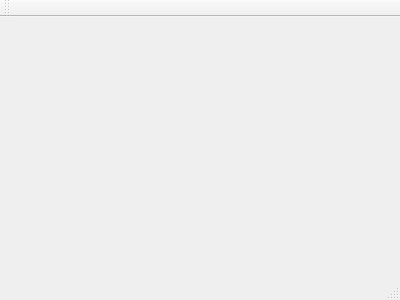
Before: the Qt Designer form QMeteo/mainwindow.ui in grisu48/meteo, drawn with Qt 5.
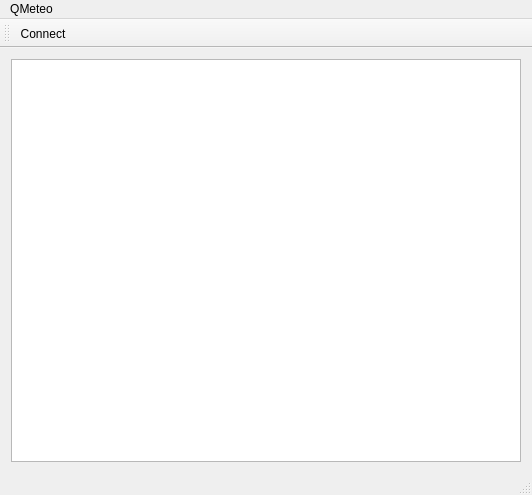
After: the same form once the commit is applied.

Patch:
```diff
--- a/QMeteo/mainwindow.ui
+++ b/QMeteo/mainwindow.ui
@@ -1,24 +1,78 @@
 <ui version="4.0">
  <class>MainWindow</class>
- <widget class="QMainWindow" name="MainWindow" >
-  <property name="geometry" >
+ <widget class="QMainWindow" name="MainWindow">
+  <property name="geometry">
    <rect>
     <x>0</x>
     <y>0</y>
-    <width>400</width>
-    <height>300</height>
+    <width>532</width>
+    <height>495</height>
    </rect>
   </property>
   <property name="windowTitle" >
    <string>MainWindow</string>
   </property>
-  <widget class="QMenuBar" name="menuBar" />
-  <widget class="QToolBar" name="mainToolBar" />
-  <widget class="QWidget" name="centralWidget" />
-  <widget class="QStatusBar" name="statusBar" />
+  <widget class="QWidget" name="centralWidget">
+   <layout class="QVBoxLayout" name="verticalLayout">
+    <item>
+     <widget class="QPlainTextEdit" name="txtLog">
+      <property name="readOnly">
+       <bool>true</bool>
+      </property>
+     </widget>
+    </item>
+   </layout>
+  </widget>
+  <widget class="QMenuBar" name="menuBar">
+   <property name="geometry">
+    <rect>
+     <x>0</x>
+     <y>0</y>
+     <width>532</width>
+     <height>23</height>
+    </rect>
+   </property>
+   <widget class="QMenu" name="menuQMeteo">
+    <property name="title">
+     <string>QMeteo</string>
+    </property>
+    <addaction name="actionConnect"/>
+    <addaction name="actionDisconnect"/>
+    <addaction name="separator"/>
+    <addaction name="actionQuit"/>
+   </widget>
+   <addaction name="menuQMeteo"/>
+  </widget>
+  <widget class="QToolBar" name="mainToolBar">
+   <attribute name="toolBarArea">
+    <enum>TopToolBarArea</enum>
+   </attribute>
+   <attribute name="toolBarBreak">
+    <bool>false</bool>
+   </attribute>
+   <addaction name="actionConnect"/>
+  </widget>
+  <widget class="QStatusBar" name="statusBar"/>
+  <action name="actionConnect">
+   <property name="text">
+    <string>Connect ...</string>
+   </property>
+  </action>
+  <action name="actionDisconnect">
+   <property name="text">
+    <string>Disconnect</string>
+   </property>
+  </action>
+  <action name="actionQuit">
+   <property name="text">
+    <string>Quit</string>
+   </property>
+   <property name="shortcut">
+    <string>Ctrl+Q</string>
+   </property>
+  </action>
  </widget>
- <layoutDefault spacing="6" margin="11" />
- <pixmapfunction></pixmapfunction>
+ <layoutdefault spacing="6" margin="11"/>
  <resources/>
  <connections/>
 </ui>
```
Left out of the diff: 5 changed lines with no effect on the pictures.
